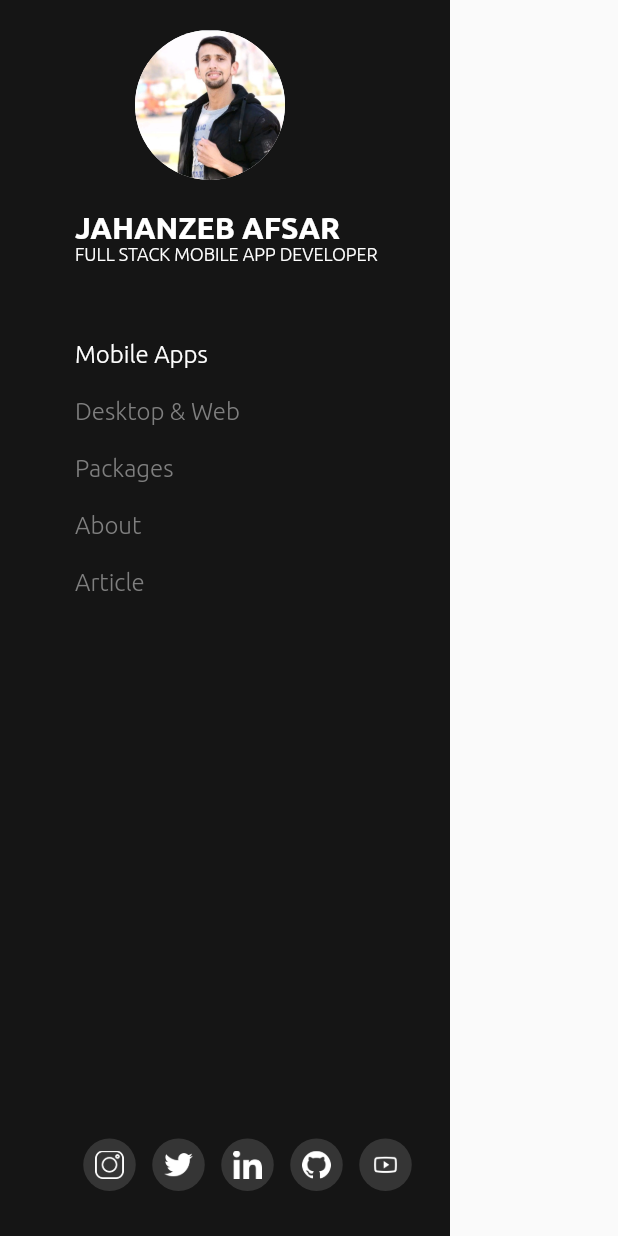
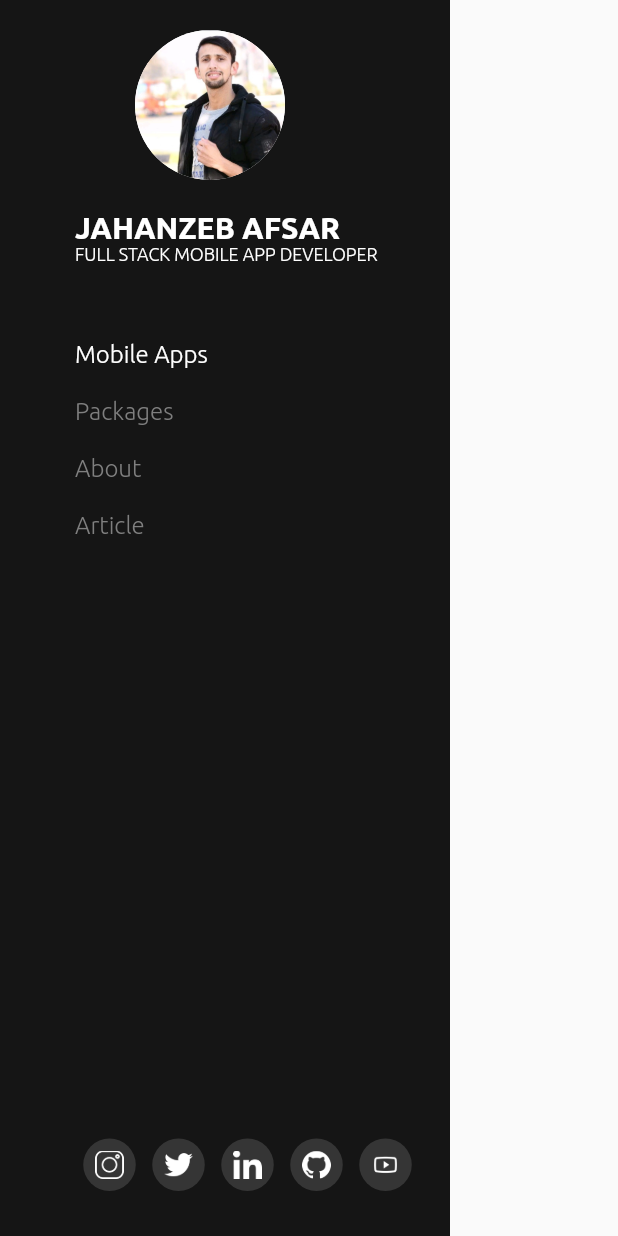
Before and after one commit to jahanzeb001/web_portfolil, a Flutter app: the SideMenu widget shown alone on an empty page, opened directly with empty values, after a tap on "About", on a phone screen of 412 x 824 dp. Run offline on Flutter 3.47's test engine with Material 3 defaults, Android fonts, the phone set to English and light mode, and no system bars; our stand-ins replace get.

Commit message:
change in drawer

```diff
--- a/lib/widget/side_menu.dart
+++ b/lib/widget/side_menu.dart
@@ -80,32 +80,32 @@ class SideMenu extends StatelessWidget {
                 ),
               ),
             ),
-            Padding(
-              padding: const EdgeInsets.only(left: 50, top: 20),
-              child: MouseRegion(
-                onEnter: (val) {
-                  landingPageController.isWebAppHover.value = true;
-                },
-                onExit: (val) {
-                  landingPageController.isWebAppHover.value = false;
-                },
-                child: GestureDetector(
-                  onTap: () {
-                    landingPageController.selectedIndex.value = 1;
-                  },
-                  child: Text(
-                    "Desktop & Web",
-                    style: TextStyle(
-                        color: landingPageController.isWebAppHover.value
-                            ? whiteColor
-                            : greyColor,
-                        fontFamily: "Ubuntu",
-                        fontWeight: FontWeight.w300,
-                        fontSize: 16),
-                  ),
-                ),
-              ),
-            ),
+            // Padding(
+            //   padding: const EdgeInsets.only(left: 50, top: 20),
+            //   child: MouseRegion(
+            //     onEnter: (val) {
+            //       landingPageController.isWebAppHover.value = true;
+            //     },
+            //     onExit: (val) {
+            //       landingPageController.isWebAppHover.value = false;
+            //     },
+            //     child: GestureDetector(
+            //       onTap: () {
+            //         landingPageController.selectedIndex.value = 1;
+            //       },
+            //       child: Text(
+            //         "Desktop & Web",
+            //         style: TextStyle(
+            //             color: landingPageController.isWebAppHover.value
+            //                 ? whiteColor
+            //                 : greyColor,
+            //             fontFamily: "Ubuntu",
+            //             fontWeight: FontWeight.w300,
+            //             fontSize: 16),
+            //       ),
+            //     ),
+            //   ),
+            // ),
             Padding(
               padding: const EdgeInsets.only(left: 50, top: 20),
               child: MouseRegion(
@@ -117,7 +117,7 @@ class SideMenu extends StatelessWidget {
                 },
                 child: GestureDetector(
                   onTap: () {
-                    landingPageController.selectedIndex.value = 2;
+                    landingPageController.selectedIndex.value = 1;
                   },
                   child: Text(
                     "Packages",
@@ -143,7 +143,7 @@ class SideMenu extends StatelessWidget {
                 },
                 child: GestureDetector(
                   onTap: () {
-                    landingPageController.selectedIndex.value = 3;
+                    landingPageController.selectedIndex.value = 2;
                   },
                   child: Text(
                     "About",
```
